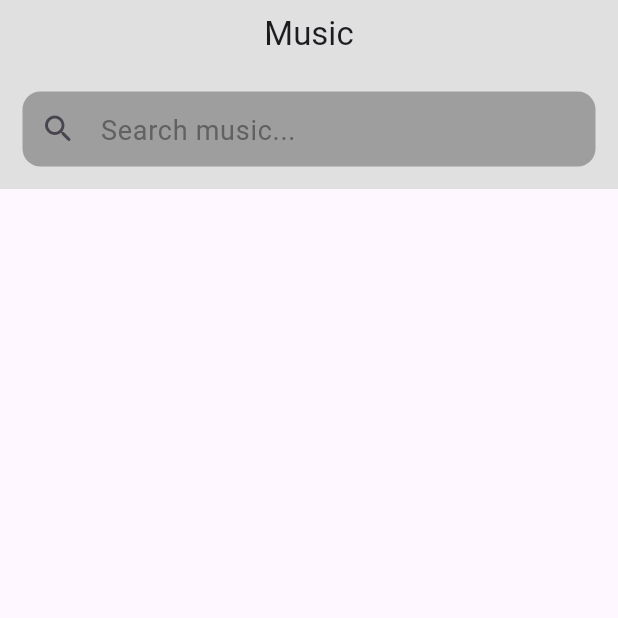
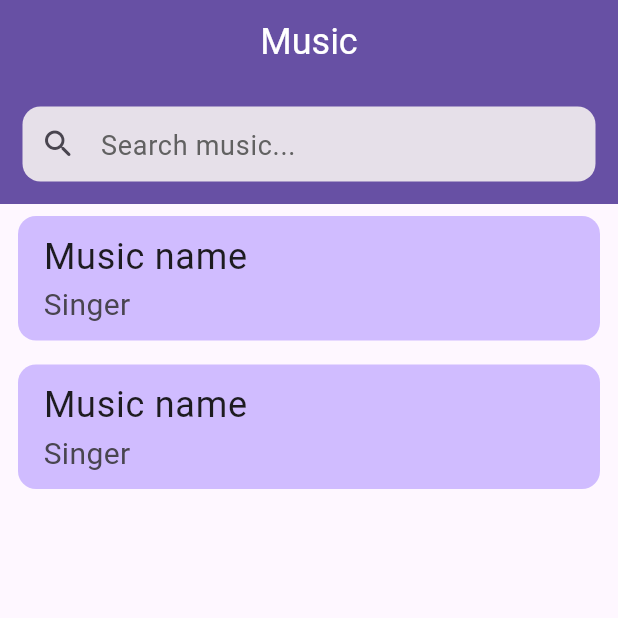
Before and after one commit to 2005sojid/music_app, a Flutter app: the screen it shows after launch, on a phone screen of 412 x 824 dp, the top half of it. Run offline on Flutter 3.47's test engine with Material 3 defaults, Android fonts, the phone set to English and light mode, and no system bars.

Commit message:
added music list, sliverList.list()

```diff
--- /dev/null
+++ b/lib/components/music_tile.dart
@@ -0,0 +1,29 @@
+import 'package:flutter/material.dart';
+
+class MusicTile extends StatelessWidget {
+  const MusicTile({super.key});
+
+  @override
+  Widget build(BuildContext context) {
+    return Padding(
+      padding: const EdgeInsets.symmetric(horizontal: 12.0, vertical: 8.0),
+      child: ListTile(
+        title: const Text(
+          "Music name",
+          style: TextStyle(fontSize: 24),
+        ),
+        subtitle: const Text(
+          "Singer",
+          style: TextStyle(fontSize: 20),
+        ),
+        tileColor: Theme.of(context).colorScheme.inversePrimary,
+        shape: OutlineInputBorder(
+          borderRadius: BorderRadius.circular(12),
+          borderSide: const BorderSide(
+            color: Colors.transparent
+          )
+        ),
+      ),
+    );
+  }
+}
--- a/lib/main.dart
+++ b/lib/main.dart
@@ -15,7 +15,7 @@ class MyApp extends StatelessWidget {
       home: HomePage(),
       theme: ThemeData(
         useMaterial3: true,
-        primaryColor: Colors.grey.shade300
+        primarySwatch: Colors.deepPurple,
       ),
     );
   }
--- a/lib/pages/home_page.dart
+++ b/lib/pages/home_page.dart
@@ -1,9 +1,20 @@
+import 'package:flutter/cupertino.dart';
 import 'package:flutter/material.dart';
 
-class HomePage extends StatelessWidget {
+import '../components/music_tile.dart';
+
+class HomePage extends StatefulWidget {
   HomePage({super.key});
 
+  @override
+  State<HomePage> createState() => _HomePageState();
+}
+
+class _HomePageState extends State<HomePage> {
   final _textController = TextEditingController();
+
+  List<MusicTile> musicTiles = [const MusicTile(), const MusicTile()];
+
 
   @override
   Widget build(BuildContext context) {
@@ -11,14 +22,17 @@ class HomePage extends StatelessWidget {
       body: CustomScrollView(
         slivers: [
           SliverAppBar(
-            title: const Text("Music"),
+            title: const Text("Music", style: TextStyle(
+              color: Colors.white,
+              fontSize: 24
+            ),),
             centerTitle: true,
             pinned: true,
             snap: true,
             floating: true,
             backgroundColor: Theme.of(context).primaryColor,
             bottom: PreferredSize(
-                preferredSize: const Size.fromHeight(70),
+                preferredSize: const Size.fromHeight(80),
                 child: Padding(
                   padding:
                       const EdgeInsets.symmetric(horizontal: 15.0, vertical: 15),
@@ -35,7 +49,7 @@ class HomePage extends StatelessWidget {
                           borderRadius: BorderRadius.circular(12),
                           borderSide:
                               const BorderSide(color: Colors.transparent)),
-                      fillColor: Colors.grey.shade500,
+                      //fillColor: Colors.grey.shade500,
                       filled: true,
                       prefixIcon: const Icon(Icons.search_rounded),
                       // suffixIcon: IconButton(
@@ -53,7 +67,9 @@ class HomePage extends StatelessWidget {
                     ),
                   ),
                 )),
-          )
+          ),
+        SliverList.list(children: musicTiles)
+
         ],
       ),
     );
--- a/pubspec.yaml
+++ b/pubspec.yaml
@@ -19,7 +19,7 @@ publish_to: 'none' # Remove this line if you wish to publish to pub.dev
 version: 1.0.0+1
 
 environment:
-  sdk: '>=3.2.5 <4.0.0'
+  sdk: '>=3.1.0 <=3.19.3'
 
 # Dependencies specify other packages that your package needs in order to work.
 # To automatically upgrade your package dependencies to the latest versions
```
Also changed, not shown: pubspec.lock.
